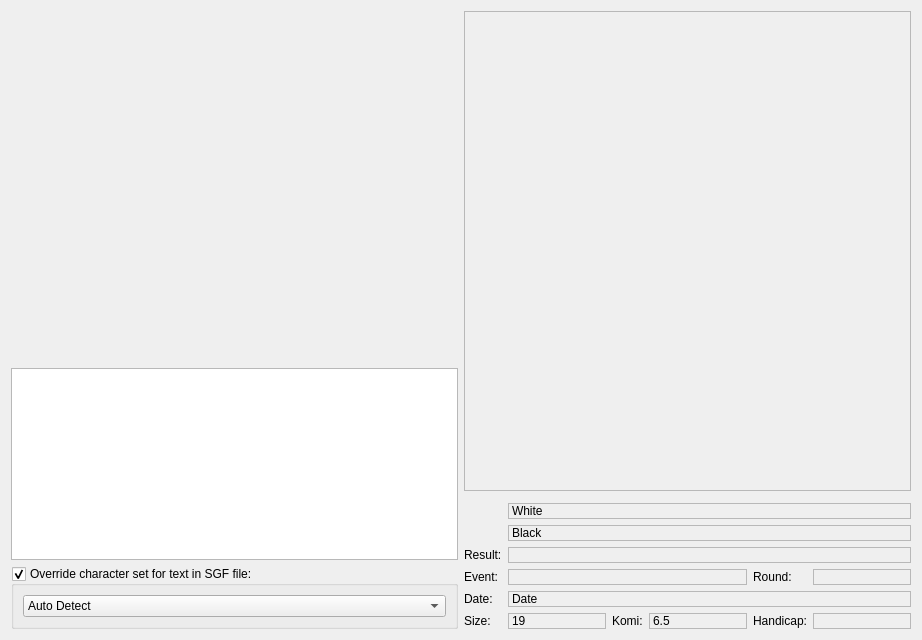
missdeer/quteGo, file src/sgfpreview.ui: the form before one commit.
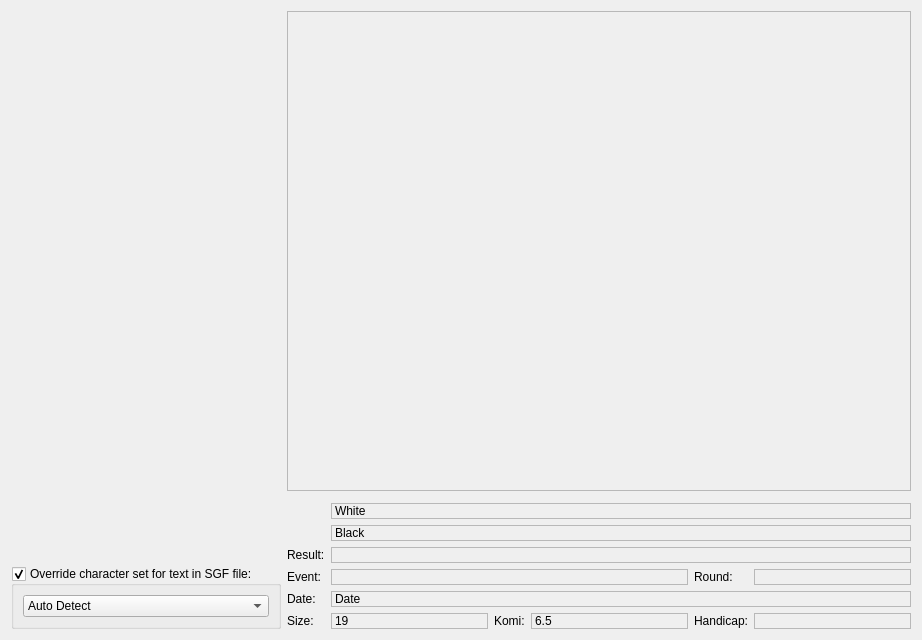
The form after the commit. Icons and pictures are not drawn. Custom widgets are drawn as their Qt base class.

Commit message: sgf preview dialog supports archive handler

The edit to the form file:
```diff
--- a/src/sgfpreview.ui
+++ b/src/sgfpreview.ui
@@ -21,12 +21,12 @@
     <layout class="QGridLayout" name="gridLayout_2"/>
    </item>
    <item row="0" column="0" rowspan="4">
-    <layout class="QVBoxLayout" name="verticalLayout" stretch="1,0,0">
+    <layout class="QVBoxLayout" name="verticalLayout" stretch="1,1,0">
      <item>
       <widget class="QWidget" name="dialogWidget" native="true"/>
      </item>
      <item>
-      <widget class="QListWidget" name="archiveItemList"/>
+      <widget class="QWidget" name="archiveItemListContainer" native="true"/>
      </item>
      <item>
       <widget class="QGroupBox" name="overwriteSGFEncoding">
```
Left out of the diff: 18 changed lines with no effect on the pictures. The commit also changes 21 other files.
